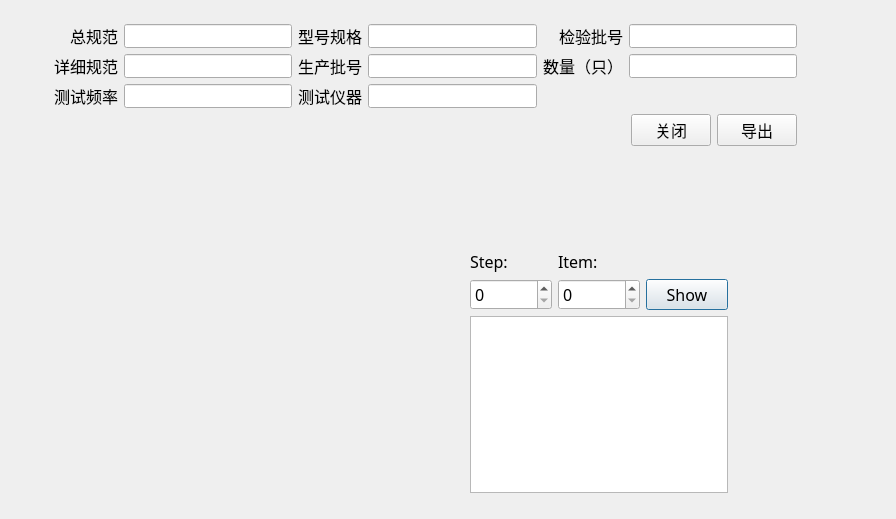
Before: the Qt Designer form MeterMode/clsShowReport.ui in caicaiking/WKEFactoryView2014, drawn with Qt 5.
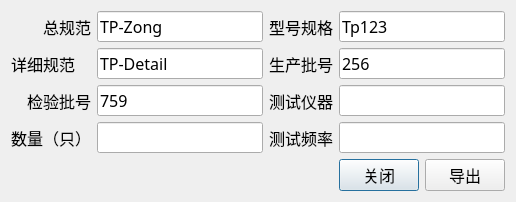
After: the same form once the commit is applied.

Diff of the .ui file:
```diff
--- a/MeterMode/clsShowReport.ui
+++ b/MeterMode/clsShowReport.ui
@@ -6,8 +6,8 @@
    <rect>
     <x>0</x>
     <y>0</y>
-    <width>896</width>
-    <height>519</height>
+    <width>516</width>
+    <height>166</height>
    </rect>
   </property>
   <property name="windowTitle">
@@ -20,110 +20,10 @@
 	background-color: rgb(148, 148, 248);
 }</string>
   </property>
-  <widget class="QWidget" name="">
-   <property name="geometry">
-    <rect>
-     <x>470</x>
-     <y>250</y>
-     <width>258</width>
-     <height>243</height>
-    </rect>
-   </property>
-   <property name="font">
-    <font>
-     <family>楷体</family>
-     <pointsize>12</pointsize>
-    </font>
-   </property>
    <layout class="QVBoxLayout" name="verticalLayout">
     <item>
      <layout class="QGridLayout" name="gridLayout">
       <item row="0" column="0">
-       <widget class="QLabel" name="label">
-        <property name="font">
-         <font>
-          <family>楷体</family>
-          <pointsize>12</pointsize>
-         </font>
-        </property>
-        <property name="text">
-         <string>Step:</string>
-        </property>
-       </widget>
-      </item>
-      <item row="0" column="1">
-       <widget class="QLabel" name="label_2">
-        <property name="font">
-         <font>
-          <family>楷体</family>
-          <pointsize>12</pointsize>
-         </font>
-        </property>
-        <property name="text">
-         <string>Item:</string>
-        </property>
-       </widget>
-      </item>
-      <item row="1" column="0">
-       <widget class="QSpinBox" name="txtStep">
-        <property name="font">
-         <font>
-          <family>楷体</family>
-          <pointsize>12</pointsize>
-         </font>
-        </property>
-       </widget>
-      </item>
-      <item row="1" column="1">
-       <widget class="QSpinBox" name="txtItem">
-        <property name="font">
-         <font>
-          <family>楷体</family>
-          <pointsize>12</pointsize>
-         </font>
-        </property>
-       </widget>
-      </item>
-      <item row="1" column="2">
-       <widget class="QPushButton" name="btnShow">
-        <property name="font">
-         <font>
-          <family>楷体</family>
-          <pointsize>12</pointsize>
-         </font>
-        </property>
-        <property name="text">
-         <string>Show</string>
-        </property>
-       </widget>
-      </item>
-     </layout>
-    </item>
-    <item>
-     <widget class="QTextEdit" name="textEdit">
-      <property name="font">
-       <font>
-        <family>楷体</family>
-        <pointsize>12</pointsize>
-       </font>
-      </property>
-     </widget>
-    </item>
-   </layout>
-  </widget>
-  <widget class="QWidget" name="">
-   <property name="geometry">
-    <rect>
-     <x>54</x>
-     <y>24</y>
-     <width>743</width>
-     <height>122</height>
-    </rect>
-   </property>
-   <layout class="QVBoxLayout" name="verticalLayout_2">
-    <item>
-     <layout class="QGridLayout" name="gridLayout_2">
-      <item row="0" column="0">
        <widget class="QLabel" name="label_3">
         <property name="font">
          <font>
@@ -150,6 +50,9 @@
           <pointsize>12</pointsize>
          </font>
         </property>
+       <property name="text">
+        <string>TP-Zong</string>
+       </property>
        </widget>
       </item>
       <item row="0" column="2">
@@ -176,34 +79,8 @@
           <pointsize>12</pointsize>
          </font>
         </property>
-       </widget>
-      </item>
-      <item row="0" column="4">
-       <widget class="QLabel" name="label_9">
-        <property name="font">
-         <font>
-          <family>楷体</family>
-          <pointsize>12</pointsize>
-         </font>
-        </property>
         <property name="text">
-         <string>检验批号</string>
-        </property>
-        <property name="alignment">
-         <set>Qt::AlignRight|Qt::AlignTrailing|Qt::AlignVCenter</set>
-        </property>
-        <property name="buddy">
-         <cstring>txtTestLotNo</cstring>
-        </property>
-       </widget>
-      </item>
-      <item row="0" column="5">
-       <widget class="QLineEdit" name="txtTestLotNo">
-        <property name="font">
-         <font>
-          <family>楷体</family>
-          <pointsize>12</pointsize>
-         </font>
+        <string>Tp123</string>
         </property>
        </widget>
       </item>
@@ -231,6 +108,9 @@
           <pointsize>12</pointsize>
          </font>
         </property>
+       <property name="text">
+        <string>TP-Detail</string>
+       </property>
        </widget>
       </item>
       <item row="1" column="2">
@@ -257,42 +137,13 @@
           <pointsize>12</pointsize>
          </font>
         </property>
-       </widget>
-      </item>
-      <item row="1" column="4">
-       <widget class="QLabel" name="label_10">
-        <property name="font">
-         <font>
-          <family>楷体</family>
-          <pointsize>12</pointsize>
-         </font>
-        </property>
         <property name="text">
-         <string>数量（只）</string>
-        </property>
-        <property name="alignment">
-         <set>Qt::AlignRight|Qt::AlignTrailing|Qt::AlignVCenter</set>
-        </property>
-        <property name="buddy">
-         <cstring>txtNumber</cstring>
-        </property>
-       </widget>
-      </item>
-      <item row="1" column="5">
-       <widget class="QLineEdit" name="txtNumber">
-        <property name="font">
-         <font>
-          <family>楷体</family>
-          <pointsize>12</pointsize>
-         </font>
-        </property>
-        <property name="readOnly">
-         <bool>true</bool>
+        <string>256</string>
         </property>
        </widget>
       </item>
       <item row="2" column="0">
-       <widget class="QLabel" name="label_5">
+      <widget class="QLabel" name="label_9">
         <property name="font">
          <font>
           <family>楷体</family>
@@ -300,23 +151,26 @@
          </font>
         </property>
         <property name="text">
-         <string>测试频率</string>
+        <string>检验批号</string>
+       </property>
+       <property name="alignment">
+        <set>Qt::AlignRight|Qt::AlignTrailing|Qt::AlignVCenter</set>
         </property>
         <property name="buddy">
-         <cstring>txtTestFreq</cstring>
+        <cstring>txtTestLotNo</cstring>
         </property>
        </widget>
       </item>
       <item row="2" column="1">
-       <widget class="QLineEdit" name="txtTestFreq">
+      <widget class="QLineEdit" name="txtTestLotNo">
         <property name="font">
          <font>
           <family>楷体</family>
           <pointsize>12</pointsize>
          </font>
         </property>
-        <property name="readOnly">
-         <bool>true</bool>
+       <property name="text">
+        <string>759</string>
         </property>
        </widget>
       </item>
@@ -349,6 +203,67 @@
         </property>
        </widget>
       </item>
+     <item row="3" column="0">
+      <widget class="QLabel" name="label_10">
+       <property name="font">
+        <font>
+         <family>楷体</family>
+         <pointsize>12</pointsize>
+        </font>
+       </property>
+       <property name="text">
+        <string>数量（只）</string>
+       </property>
+       <property name="alignment">
+        <set>Qt::AlignRight|Qt::AlignTrailing|Qt::AlignVCenter</set>
+       </property>
+       <property name="buddy">
+        <cstring>txtNumber</cstring>
+       </property>
+      </widget>
+     </item>
+     <item row="3" column="1">
+      <widget class="QLineEdit" name="txtNumber">
+       <property name="font">
+        <font>
+         <family>楷体</family>
+         <pointsize>12</pointsize>
+        </font>
+       </property>
+       <property name="readOnly">
+        <bool>true</bool>
+       </property>
+      </widget>
+     </item>
+     <item row="3" column="2">
+      <widget class="QLabel" name="label_5">
+       <property name="font">
+        <font>
+         <family>楷体</family>
+         <pointsize>12</pointsize>
+        </font>
+       </property>
+       <property name="text">
+        <string>测试频率</string>
+       </property>
+       <property name="buddy">
+        <cstring>txtTestFreq</cstring>
+       </property>
+      </widget>
+     </item>
+     <item row="3" column="3">
+      <widget class="QLineEdit" name="txtTestFreq">
+       <property name="font">
+        <font>
+         <family>楷体</family>
+         <pointsize>12</pointsize>
+        </font>
+       </property>
+       <property name="readOnly">
+        <bool>true</bool>
+       </property>
+      </widget>
+     </item>
      </layout>
     </item>
     <item>
@@ -408,7 +323,6 @@
     </item>
    </layout>
   </widget>
- </widget>
  <tabstops>
   <tabstop>txtTotleSpec</tabstop>
   <tabstop>txtSpec</tabstop>
```
Left out of the diff: 10 changed lines with no effect on the pictures. Lines whose indentation alone changed are shown as unchanged.
